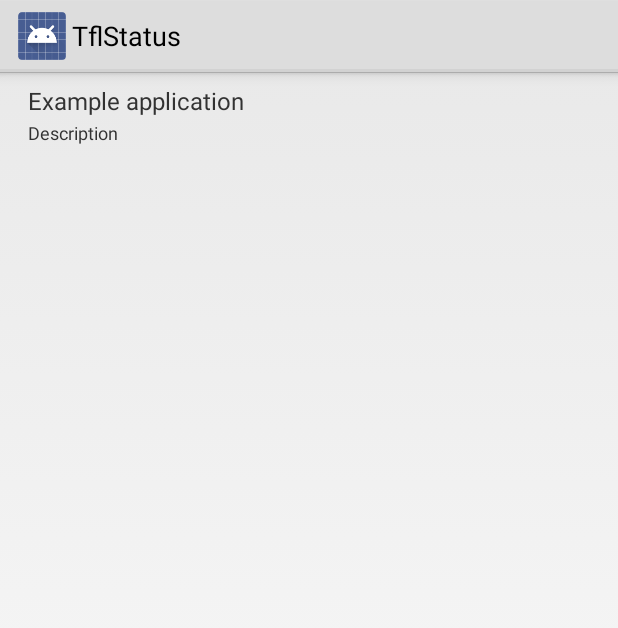
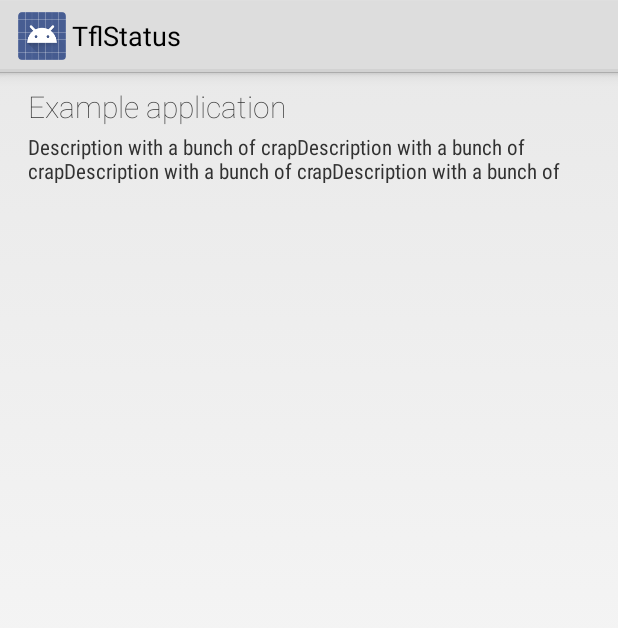
Before and after one commit to adgad/tube-status, an Android app: the layout list_item.xml on its own in the app's theme, with its tools: preview values and no code run, on a phone screen of 412 x 824 dp. Shown: the top 628 px of the screen. Run offline under Robolectric (Android 15) with nearby library versions, the phone set to English and light mode, and no system bars.

Commit message:
allow multiple lines, and restyle list

```diff
--- a/TflStatus/src/main/java/com/adgad/tflstatus/StatusActivity.java
+++ b/TflStatus/src/main/java/com/adgad/tflstatus/StatusActivity.java
@@ -76,7 +76,7 @@ public class StatusActivity extends Activity {
             } catch (JSONException e) {
                 e.printStackTrace();
             }
-            return (statii.get(0)).getStatus();
+            return "done!";
 
         }
         protected void onPostExecute(String result) {
--- a/TflStatus/src/main/res/layout/list_item.xml
+++ b/TflStatus/src/main/res/layout/list_item.xml
@@ -2,7 +2,7 @@
 
 <RelativeLayout xmlns:android="http://schemas.android.com/apk/res/android"
     android:layout_width="fill_parent"
-    android:layout_height="?android:attr/listPreferredItemHeight"
+    android:layout_height="?android:attr/listPreferredItemHeightLarge"
     android:padding="6dip" >
 
     <ImageView
@@ -18,14 +18,15 @@
     <TextView
         android:id="@+id/secondLine"
         android:layout_width="fill_parent"
-        android:layout_height="26dip"
+        android:layout_height="34dip"
         android:layout_alignParentBottom="true"
         android:layout_alignParentRight="true"
         android:layout_toRightOf="@id/icon"
         android:ellipsize="marquee"
-        android:singleLine="true"
-        android:text="Description"
-        android:textSize="12sp" />
+        android:singleLine="false"
+        android:fontFamily="sans-serif-condensed"
+        android:text="Description with a bunch of crapDescription with a bunch of crapDescription with a bunch of crapDescription with a bunch of crapDescription with a bunch of crapDescription with a bunch of crapDescription with a bunch of crap"
+        android:textSize="14sp" />
 
     <TextView
         android:id="@+id/firstLine"
@@ -37,7 +38,8 @@
         android:layout_alignWithParentIfMissing="true"
         android:layout_toRightOf="@id/icon"
         android:gravity="center_vertical"
+        android:fontFamily="sans-serif-thin"
         android:text="Example application"
-        android:textSize="16sp" />
+        android:textSize="20sp" />
 
 </RelativeLayout>
```
Also changed, not shown: 9 other files.
